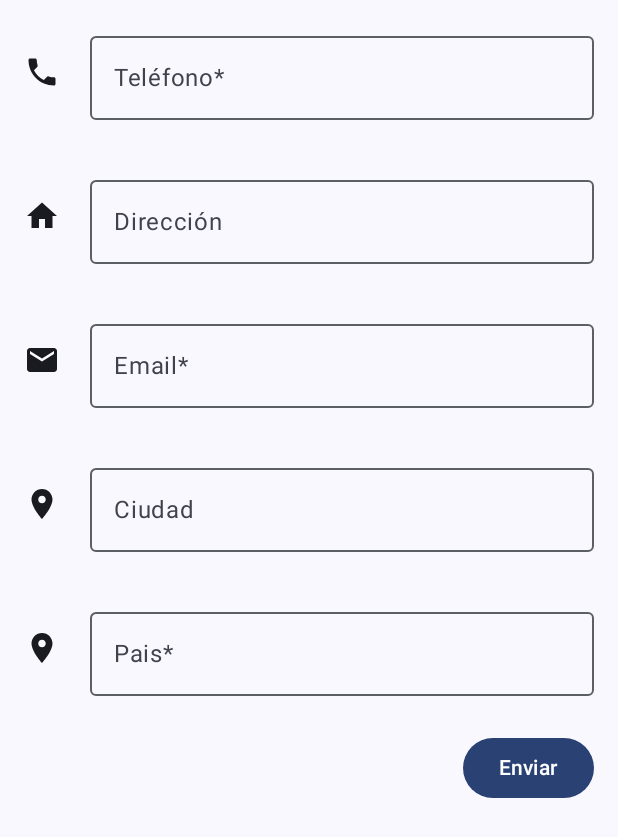
After one commit to caravil/LabsCM20241-Gr05, an Android app built with Jetpack Compose: the ContactDataActivity screen opened through its navigation route, on a phone screen of 412 x 824 dp. The commit adds this screen. Shown: the top 837 px of the screen. Run offline under Robolectric (Android 15) with nearby library versions, the phone set to English and light mode, and no system bars.

Commit message:
Se agregan iconos y validacion de campos obligatorios

```diff
--- a/Lab1-UI/build.gradle.kts
+++ b/Lab1-UI/build.gradle.kts
@@ -59,6 +59,8 @@ dependencies {
     implementation(libs.androidx.ui.graphics)
     implementation(libs.androidx.ui.tooling.preview)
     implementation(libs.androidx.material3)
+    implementation(libs.androidx.navigation.runtime.ktx)
+    implementation(libs.androidx.navigation.compose)
     testImplementation(libs.junit)
     androidTestImplementation(libs.androidx.junit)
     androidTestImplementation(libs.androidx.espresso.core)
--- /dev/null
+++ b/Lab1-UI/src/main/java/co/edu/udea/compumovil/gr05_20241/lab1/ContactDataActivity.kt
@@ -0,0 +1,137 @@
+import android.util.Patterns
+import androidx.compose.foundation.layout.Column
+import androidx.compose.foundation.layout.Row
+import androidx.compose.foundation.layout.padding
+import androidx.compose.foundation.text.KeyboardOptions
+import androidx.compose.material.icons.Icons
+import androidx.compose.material.icons.filled.Email
+import androidx.compose.material.icons.filled.Home
+import androidx.compose.material.icons.filled.LocationOn
+import androidx.compose.material.icons.filled.Phone
+import androidx.compose.material.icons.filled.Place
+import androidx.compose.material3.*
+import androidx.compose.runtime.*
+import androidx.compose.ui.Alignment
+import androidx.compose.ui.Modifier
+import androidx.compose.ui.graphics.vector.ImageVector
+import androidx.compose.ui.text.input.KeyboardType
+import androidx.compose.ui.tooling.preview.Preview
+import androidx.compose.ui.unit.dp
+
+@Composable
+fun ContactDataActivity() {
+    // Definir los campos de datos
+    var telefono by remember { mutableStateOf("") }
+    var direccion by remember { mutableStateOf("") }
+    var email by remember { mutableStateOf("") }
+    var pais by remember { mutableStateOf("") }
+    var ciudad by remember { mutableStateOf("") }
+
+    // Variables para controlar los mensajes de error
+    var telefonoError by remember { mutableStateOf(false) }
+    var emailError by remember { mutableStateOf(false) }
+    var paisError by remember { mutableStateOf(false) }
+
+    // Iconos para los campos
+    val telefonoIcono = Icons.Filled.Phone
+    val direccionIcono = Icons.Filled.Home
+    val emailIcono = Icons.Filled.Email
+    val ciudadIcono = Icons.Filled.LocationOn
+    val paisIcono = Icons.Filled.Place
+
+    // Función para validar los campos obligatorios
+    fun validarCamposObligatorios(): Boolean {
+        var isValid = true
+        telefonoError = telefono.isEmpty()
+        paisError = pais.isEmpty()
+        emailError = !Patterns.EMAIL_ADDRESS.matcher(email).matches()
+        isValid = isValid && !telefonoError && !emailError
+        return isValid
+    }
+
+    // Columna con los campos de entrada
+    Column {
+        CampoDeEntrada(
+            value = telefono,
+            onValueChange = { telefono = it },
+            label = "Teléfono*",
+            keyboardType = KeyboardType.Phone,
+            icono = telefonoIcono,
+            isError = telefonoError
+        )
+        CampoDeEntrada(
+            value = direccion,
+            onValueChange = { direccion = it },
+            label = "Dirección",
+            icono = direccionIcono
+        )
+        CampoDeEntrada(
+            value = email,
+            onValueChange = { email = it },
+            label = "Email*",
+            keyboardType = KeyboardType.Email,
+            icono = emailIcono,
+            isError = emailError
+        )
+
+        CampoDeEntrada(
+            value = ciudad,
+            onValueChange = { ciudad = it },
+            label = "Ciudad",
+            keyboardType = KeyboardType.Email,
+            icono = ciudadIcono
+        )
+
+        CampoDeEntrada(
+            value = pais,
+            onValueChange = { pais = it },
+            label = "Pais*",
+            icono = paisIcono,
+            isError = paisError
+        )
+
+        Button(
+            onClick = {
+                if (validarCamposObligatorios()) {
+                    // Todos los campos requeridos están llenos, proceder con el envío
+                    // Aquí puedes realizar cualquier acción necesaria, como enviar los datos a un servidor
+                } else {
+                    // Mostrar un mensaje de error indicando los campos que faltan o son inválidos
+                }
+            },
+            modifier = Modifier
+            .align(Alignment.End)
+            .padding(vertical = 8.dp, horizontal = 16.dp)
+        ) {
+            Text("Enviar")
+        }
+    }
+}
+
+@Composable
+fun CampoDeEntrada(
+    value: String,
+    onValueChange: (String) -> Unit,
+    label: String,
+    keyboardType: KeyboardType = KeyboardType.Text,
+    icono: ImageVector,
+    isError: Boolean = false
+) {
+    Row(Modifier.padding(16.dp)) {
+        Icon(icono, contentDescription = label, Modifier.padding(top = 20.dp, end = 20.dp))
+        OutlinedTextField(
+            value = value,
+            onValueChange = onValueChange,
+            label = { Text(label) },
+            keyboardOptions = KeyboardOptions(keyboardType = keyboardType),
+            isError = isError,
+            modifier = Modifier.weight(1f)
+        )
+    }
+}
+
+@Preview
+@Composable
+fun ContactDataPreview() {
+    ContactDataActivity()
+}
--- a/Lab1-UI/src/main/java/co/edu/udea/compumovil/gr05_20241/lab1/MainActivity.kt
+++ b/Lab1-UI/src/main/java/co/edu/udea/compumovil/gr05_20241/lab1/MainActivity.kt
@@ -1,15 +1,21 @@
 package co.edu.udea.compumovil.gr05_20241.lab1
 
+import ContactDataActivity
 import android.os.Bundle
 import androidx.activity.ComponentActivity
 import androidx.activity.compose.setContent
+import androidx.compose.foundation.layout.Box
 import androidx.compose.foundation.layout.fillMaxSize
+import androidx.compose.material3.Button
 import androidx.compose.material3.MaterialTheme
 import androidx.compose.material3.Surface
 import androidx.compose.material3.Text
 import androidx.compose.runtime.Composable
 import androidx.compose.ui.Modifier
-import androidx.compose.ui.tooling.preview.Preview
+import androidx.navigation.NavHostController
+import androidx.navigation.compose.NavHost
+import androidx.navigation.compose.composable
+import androidx.navigation.compose.rememberNavController
 import co.edu.udea.compumovil.gr05_20241.lab1.ui.theme.Labs20241Gr05Theme
 
 class MainActivity : ComponentActivity() {
@@ -17,12 +23,9 @@ class MainActivity : ComponentActivity() {
         super.onCreate(savedInstanceState)
         setContent {
             Labs20241Gr05Theme {
-                // A surface container using the 'background' color from the theme
-                Surface(
-                    modifier = Modifier.fillMaxSize(),
-                    color = MaterialTheme.colorScheme.background
-                ) {
-                    Greeting("Android")
+                // Use MaterialTheme.colors.background para el color de fondo
+                Surface(modifier = Modifier.fillMaxSize(), color = MaterialTheme.colorScheme.background) {
+                    Navigation()
                 }
             }
         }
@@ -30,17 +33,19 @@ class MainActivity : ComponentActivity() {
 }
 
 @Composable
-fun Greeting(name: String, modifier: Modifier = Modifier) {
-    Text(
-        text = "Hello $name!",
-        modifier = modifier
-    )
+fun Navigation() {
+    val navController = rememberNavController()
+    NavHost(navController = navController, startDestination = "home") {
+        composable("home") { HomeScreen(navController) }
+        composable("contactData") { ContactDataActivity() }
+    }
 }
 
-@Preview(showBackground = true)
 @Composable
-fun GreetingPreview() {
-    Labs20241Gr05Theme {
-        Greeting("Android")
+fun HomeScreen(navController: NavHostController) {
+    Box(modifier = Modifier.fillMaxSize()) {
+        Button(onClick = { navController.navigate("contactData") }) {
+            Text("Ir a Datos de Contacto")
+        }
     }
 }
--- a/gradle/libs.versions.toml
+++ b/gradle/libs.versions.toml
@@ -1,5 +1,5 @@
 [versions]
-agp = "8.3.0"
+agp = "8.3.1"
 kotlin = "1.9.0"
 coreKtx = "1.12.0"
 junit = "4.13.2"
@@ -8,6 +8,8 @@ espressoCore = "3.5.1"
 lifecycleRuntimeKtx = "2.7.0"
 activityCompose = "1.8.2"
 composeBom = "2023.08.00"
+navigationRuntimeKtx = "2.7.7"
+navigationCompose = "2.7.7"
 
 [libraries]
 androidx-core-ktx = { group = "androidx.core", name = "core-ktx", version.ref = "coreKtx" }
@@ -24,6 +26,8 @@ androidx-ui-tooling-preview = { group = "androidx.compose.ui", name = "ui-toolin
 androidx-ui-test-manifest = { group = "androidx.compose.ui", name = "ui-test-manifest" }
 androidx-ui-test-junit4 = { group = "androidx.compose.ui", name = "ui-test-junit4" }
 androidx-material3 = { group = "androidx.compose.material3", name = "material3" }
+androidx-navigation-runtime-ktx = { group = "androidx.navigation", name = "navigation-runtime-ktx", version.ref = "navigationRuntimeKtx" }
+androidx-navigation-compose = { group = "androidx.navigation", name = "navigation-compose", version.ref = "navigationCompose" }
 
 [plugins]
 androidApplication = { id = "com.android.application", version.ref = "agp" }
```
